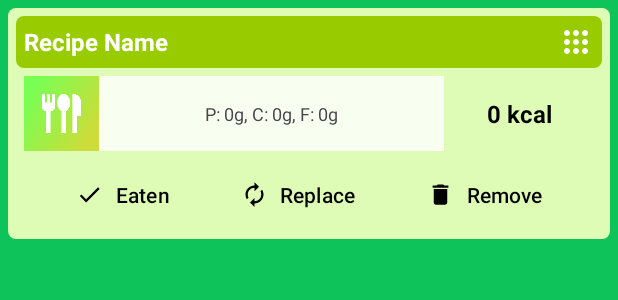
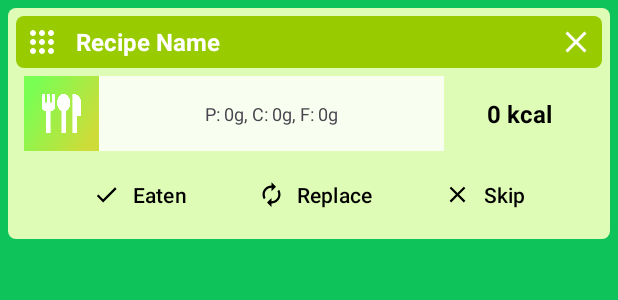
Before and after one commit to lenardam/MyDiet, an Android app: the layout item_meal.xml on its own in the app's theme, with its tools: preview values and no code run, on a phone screen of 412 x 824 dp. Shown: the top 300 px of the screen. Run offline under Robolectric (Android 15) with nearby library versions, the phone set to English and light mode, and no system bars.

Commit message:
Poprawa przycisków przesuwania i usuawania

```diff
--- a/android/app/src/main/java/com/lenardam/mydiet/RecipesListFragment.java
+++ b/android/app/src/main/java/com/lenardam/mydiet/RecipesListFragment.java
@@ -251,10 +251,6 @@ public class RecipesListFragment extends Fragment {
             }
 
             @Override
-            public void onRecipeLongClick(int position, Recipes recipe, View v) {
-            }
-
-            @Override
             public void onRecipeDeleteClick(int position, Recipes recipe) {
                 if (position != RecyclerView.NO_POSITION)
                 {
--- a/android/app/src/main/res/layout/item_meal.xml
+++ b/android/app/src/main/res/layout/item_meal.xml
@@ -2,6 +2,7 @@
 <RelativeLayout xmlns:android="http://schemas.android.com/apk/res/android"
     xmlns:app="http://schemas.android.com/apk/res-auto"
     xmlns:tools="http://schemas.android.com/tools"
+    android:id="@+id/it_meal_layout_meal"
     android:layout_width="match_parent"
     android:layout_height="wrap_content"
     android:background="@drawable/background_light_green_rounded"
@@ -17,6 +18,19 @@
         android:layout_alignParentLeft="true"
         android:layout_alignParentRight="true"
         android:background="@drawable/background_green_rounded">
+
+        <ImageButton
+            android:id="@+id/it_meal_btn_move_item"
+            android:layout_width="wrap_content"
+            android:layout_height="wrap_content"
+            android:padding="5dp"
+            android:src="@drawable/ic_move_item"
+            android:background="@android:color/transparent"
+            android:gravity="center_vertical"
+            app:tint="@color/white"
+            app:layout_constraintBottom_toBottomOf="parent"
+            app:layout_constraintEnd_toEndOf="parent"
+            app:layout_constraintTop_toTopOf="parent" />
 
         <TextView
             android:id="@+id/it_meal_tv_recipe_name"
@@ -34,11 +48,11 @@
             android:textColor="@color/white"/>
 
         <ImageButton
-            android:id="@+id/it_meal_btn_move_item"
+            android:id="@+id/it_meal_btn_remove_item"
             android:layout_width="wrap_content"
             android:layout_height="wrap_content"
             android:padding="5dp"
-            android:src="@drawable/ic_move_item"
+            android:src="@drawable/ic_clear"
             android:background="@android:color/transparent"
             android:gravity="center_vertical"
             app:tint="@color/white"
@@ -136,15 +150,15 @@
                 android:backgroundTint="@color/lightGreen"/>
 
             <com.google.android.material.button.MaterialButton
-                android:id="@+id/it_meal_btn_delete_meal"
+                android:id="@+id/it_meal_btn_skip_meal"
                 android:layout_width="wrap_content"
                 android:layout_height="wrap_content"
                 android:layout_weight="1"
-                app:icon="@drawable/ic_trash"
+                app:icon="@drawable/ic_clear"
                 app:iconGravity="start"
                 app:iconTint="@color/black"
                 android:textColor="@color/black"
-                android:text="@string/item_meal_remove_button_text"
+                android:text="@string/item_meal_skip_button_text"
                 android:backgroundTint="@color/lightGreen"/>
 
         </LinearLayout>
--- a/android/app/src/main/res/layout/item_recipe.xml
+++ b/android/app/src/main/res/layout/item_recipe.xml
@@ -38,11 +38,9 @@
             android:layout_width="wrap_content"
             android:layout_height="match_parent"
             android:layout_marginRight="5dp"
-            app:srcCompat="@drawable/ic_trash"
+            app:srcCompat="@drawable/ic_clear"
             app:tint="@color/white"
-            android:background="@android:color/transparent"
-            android:scaleX="0.8"
-            android:scaleY="0.8" />
+            android:background="@android:color/transparent" />
     </LinearLayout>
 
     <RelativeLayout
--- a/android/app/src/main/res/values/strings.xml
+++ b/android/app/src/main/res/values/strings.xml
@@ -93,6 +93,7 @@
     <string name="dinner">Dinner</string>
     <string name="select_all">Select all</string>
     <string name="delete_selected">Delete selected</string>
+    <string name="item_meal_skip_button_text" >Skip</string>
     <string-array name="recipe_units">
         <item>gram</item>
         <item>kilogram</item>
```
Also changed, not shown: android/app/src/main/java/com/lenardam/mydiet/DietFragment.java (+10 -5 lines), android/app/src/main/java/com/lenardam/mydiet/RecipeChooseFragment.java (+3 -5 lines), android/app/src/main/java/com/lenardam/mydiet/ShoppingListFragment.java (+13 -1 lines), android/app/src/main/java/com/lenardam/mydiet/adapters/MealListAdapter.java (+26 -17 lines), android/app/src/main/java/com/lenardam/mydiet/adapters/RecipeListAdapter.java (+5 -11 lines), android/app/src/main/java/com/lenardam/mydiet/adapters/ShoppingListAdapter.java (+9 -0 lines), android/app/src/main/res/layout/item_shopping_list.xml (+16 -4 lines), android/app/src/main/res/layout/item_shopping_list_add_button.xml (+9 -9 lines), 4 other files.
